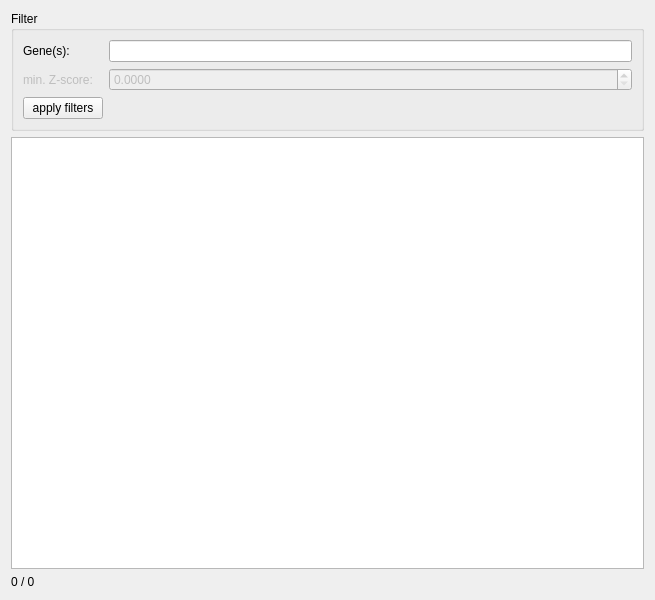
First picture: the form in src/GSvar/ExpressionDataWidget.ui, repository imgag/ngs-bits, before the edit.
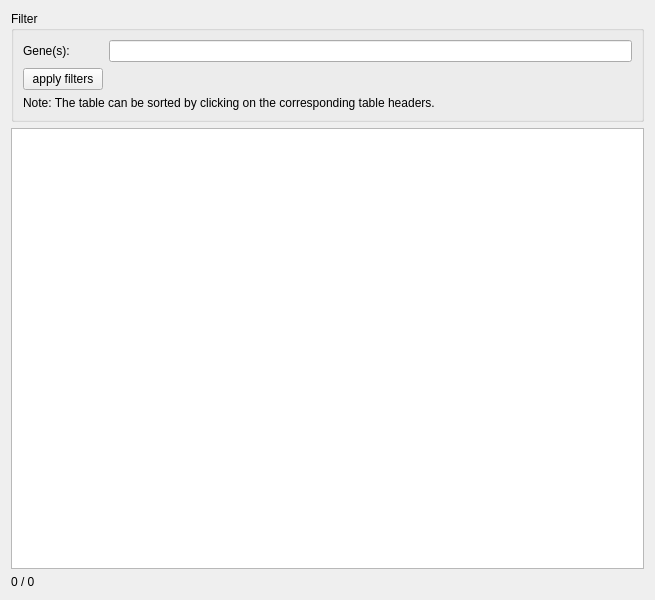
Second picture: the form after the edit.

Patch:
```diff
--- a/src/GSvar/ExpressionDataWidget.ui
+++ b/src/GSvar/ExpressionDataWidget.ui
@@ -42,43 +42,27 @@
         </property>
        </widget>
       </item>
-      <item row="0" column="1">
-       <widget class="QLineEdit" name="gene_filter">
-        <property name="toolTip">
-         <string>&lt;html&gt;&lt;head/&gt;&lt;body&gt;&lt;p&gt;Comma-separated list of gene names.&lt;br/&gt;Notes:&lt;br/&gt;- You can use '*' as a wildcard. &lt;/p&gt;&lt;/body&gt;&lt;/html&gt;</string>
-        </property>
-       </widget>
-      </item>
       <item row="1" column="0">
-       <widget class="QLabel" name="label_2">
-        <property name="enabled">
-         <bool>false</bool>
-        </property>
-        <property name="text">
-         <string>min. Z-score:</string>
-        </property>
-       </widget>
-      </item>
-      <item row="1" column="1">
-       <widget class="QDoubleSpinBox" name="min_z_score">
-        <property name="enabled">
-         <bool>false</bool>
-        </property>
-        <property name="decimals">
-         <number>4</number>
-        </property>
-        <property name="maximum">
-         <double>9999.999900000000707</double>
-        </property>
-       </widget>
-      </item>
-      <item row="2" column="0">
        <widget class="QPushButton" name="apply_filters">
         <property name="text">
          <string>apply filters</string>
         </property>
        </widget>
       </item>
+      <item row="2" column="0" colspan="2">
+       <widget class="QLabel" name="label_2">
+        <property name="text">
+         <string>Note: The table can be sorted by clicking on the corresponding table headers. </string>
+        </property>
+       </widget>
+      </item>
+      <item row="0" column="1">
+       <widget class="QLineEdit" name="gene_filter">
+        <property name="toolTip">
+         <string>&lt;html&gt;&lt;head/&gt;&lt;body&gt;&lt;p&gt;Comma-separated list of gene names.&lt;br/&gt;&lt;br/&gt;Notes:&lt;br/&gt;- You can use '*' as a wildcard. &lt;/p&gt;&lt;/body&gt;&lt;/html&gt;</string>
+        </property>
+       </widget>
+      </item>
      </layout>
     </widget>
    </item>
```
